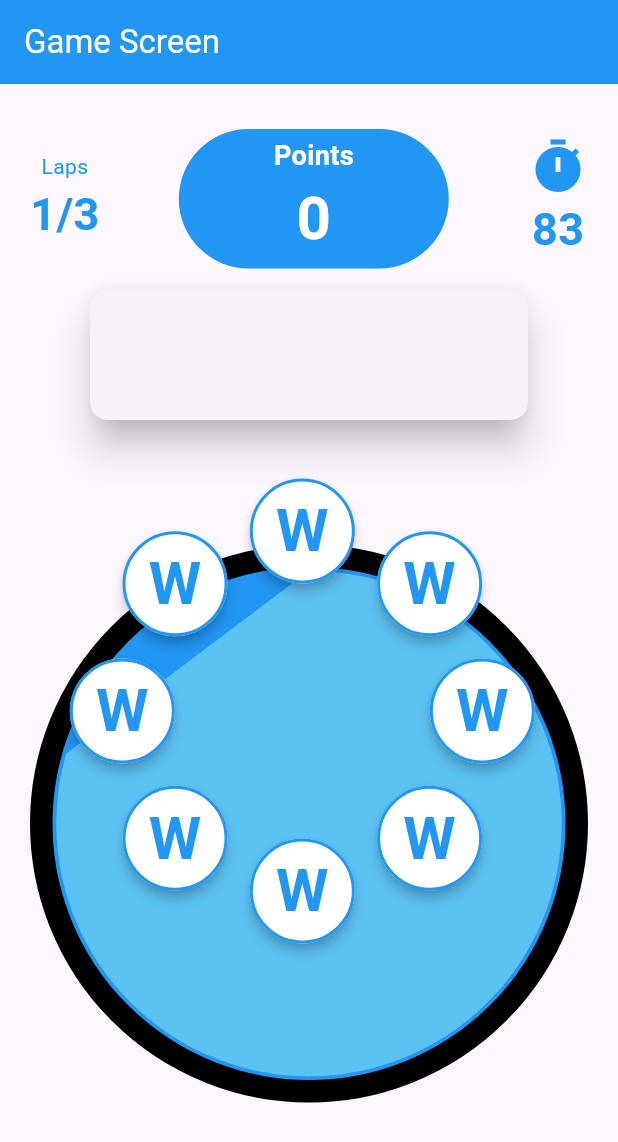
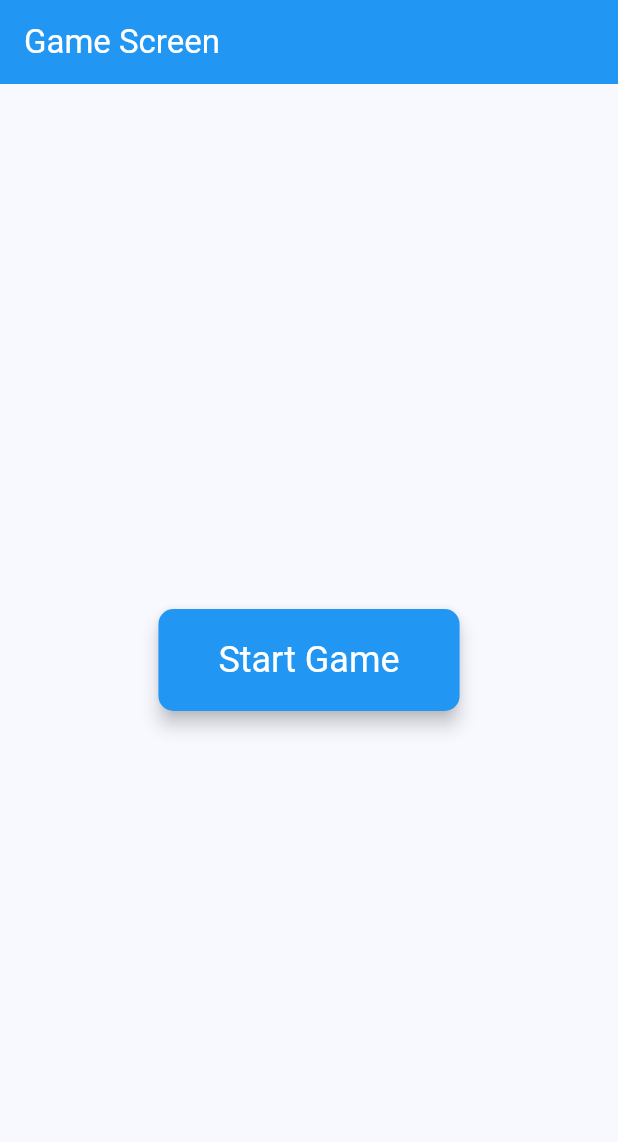
Before and after one commit to Ayush7901/houseparty_app, a Flutter app: the screen it shows after launch, on a phone screen of 412 x 824 dp. Shown: the top 1142 px of the screen. Run offline on Flutter 3.47's test engine with Material 3 defaults, Android fonts, the phone set to English and light mode, and no system bars; missing offline and left inert: dictionaryx.

Commit message:
adds transition screen and point list screen

```diff
--- a/frontend/lib/game/background.dart
+++ b/frontend/lib/game/background.dart
@@ -1,4 +1,3 @@
-import 'dart:async';
 import 'dart:math';
 import 'package:flutter/material.dart';
 
@@ -9,7 +8,7 @@ class TimerArcPainter extends CustomPainter {
 
   @override
   void paint(Canvas canvas, Size size) {
-    final double strokeWidth = 35;
+    const double strokeWidth = 35;
     final double radius = (size.width - strokeWidth) / 2;
     final Offset center = Offset(size.width / 2, size.height / 2);
 
@@ -17,7 +16,7 @@ class TimerArcPainter extends CustomPainter {
       ..color = const Color.fromARGB(255, 92, 194, 242)
       ..style = PaintingStyle.fill; // Changed to fill to create a sector
 
-    final double startAngle = -pi / 2; // Start angle (top center)
+    const double startAngle = -pi / 2; // Start angle (top center)
     final double sweepAngle =
         2 * pi * timerPercentage; // Sweep angle based on timer percentage
 
@@ -28,7 +27,6 @@ class TimerArcPainter extends CustomPainter {
     path.arcTo(Rect.fromCircle(center: center, radius: radius), startAngle,
         sweepAngle, true); // Draw the arc
     path.close(); // Close the path to complete the sector
-
     canvas.drawPath(path, paint); // Draw the sector
   }
 
--- a/frontend/lib/game/points.dart
+++ b/frontend/lib/game/points.dart
@@ -27,7 +27,7 @@ class Points extends StatelessWidget {
           // SizedBox(height: 2), // Add spacing between texts
           Text(
             '$points', // Replace with your points variable
-            style: TextStyle(
+            style: const TextStyle(
               color: Colors.white, // Text color
               fontSize: 40, // Text size
               fontWeight: FontWeight.bold, // Text weight
--- /dev/null
+++ b/frontend/lib/game/start_screen.dart
@@ -0,0 +1,50 @@
+import 'package:flutter/material.dart';
+import './game_screen.dart';
+
+class StartScreen extends StatelessWidget {
+  @override
+  Widget build(BuildContext context) {
+    return Scaffold(
+      appBar: AppBar(
+        title: const Text(
+          'Game Screen',
+          style: TextStyle(color: Colors.white),
+        ),
+        backgroundColor: Colors.blue,
+      ),
+      body: Center(
+        child: Padding(
+          padding: const EdgeInsets.all(16.0),
+          child: ElevatedButton(
+            onPressed: () {
+              // Add your button onPressed logic here
+              Navigator.pushReplacement(
+                context,
+                MaterialPageRoute(builder: (context) => GameScreen()),
+              );
+            },
+            style: ElevatedButton.styleFrom(
+              primary: Colors.blue, // Button background color
+              shape: RoundedRectangleBorder(
+                borderRadius:
+                    BorderRadius.circular(10.0), // Button border radius
+              ),
+              padding: const EdgeInsets.symmetric(
+                  vertical: 20.0, horizontal: 40.0), // Button padding
+              elevation: 5.0, // Button elevation
+              textStyle: const TextStyle(
+                fontSize: 24.0, // Button text size
+              ),
+            ),
+            child: const Text(
+              'Start Game',
+              style: TextStyle(
+                color: Colors.white,
+              ),
+            ), // Button text
+          ),
+        ),
+      ),
+    );
+  }
+}
--- a/frontend/lib/game/timer.dart
+++ b/frontend/lib/game/timer.dart
@@ -1,28 +1,28 @@
 import 'dart:async';
 import 'package:flutter/material.dart';
+import './inputs.dart';
+import './points_screen.dart';
 
 class LapTimer extends StatefulWidget {
   final Function incrementLap;
   final Function getLapCounter;
   final Function setTimerPct;
-  const LapTimer({
-    super.key,
-    required this.incrementLap,
-    required this.getLapCounter,
-    required this.setTimerPct
-  });
+  final Map<String, Input> inputList;
+  const LapTimer(
+      {super.key,
+      required this.incrementLap,
+      required this.getLapCounter,
+      required this.setTimerPct,
+      required this.inputList});
 
   @override
   State<LapTimer> createState() => _LapTimerState();
 }
 
 class _LapTimerState extends State<LapTimer> {
-  @override
-  final interval = const Duration(seconds: 1);
+  // final interval = const Duration(seconds: 1);
   var timerMaxSeconds = 90;
-
   int currentSeconds = 0;
-
   String get timerText =>
       ((timerMaxSeconds - currentSeconds)).toString().padLeft(2, '0');
 
@@ -36,9 +36,14 @@ class _LapTimerState extends State<LapTimer> {
         if (timer.tick >= timerMaxSeconds) {
           if (widget.getLapCounter() == 3) {
             timer.cancel();
+            Navigator.pushReplacement(
+              context,
+              MaterialPageRoute(
+                  builder: (context) =>
+                      PointsScreen(inputList: widget.inputList)),
+            );
           } else {
             widget.incrementLap();
-
             timerMaxSeconds += 90;
           }
         }
--- a/frontend/lib/main.dart
+++ b/frontend/lib/main.dart
@@ -1,6 +1,5 @@
 import 'package:flutter/material.dart';
-
-import './game/game_screen.dart';
+import './game/start_screen.dart';
 
 void main() {
   runApp(const MyApp());
@@ -15,25 +14,10 @@ class MyApp extends StatelessWidget {
     return MaterialApp(
       title: 'Flutter Demo',
       theme: ThemeData(
-        // This is the theme of your application.
-        //
-        // TRY THIS: Try running your application with "flutter run". You'll see
-        // the application has a purple toolbar. Then, without quitting the app,
-        // try changing the seedColor in the colorScheme below to Colors.green
-        // and then invoke "hot reload" (save your changes or press the "hot
-        // reload" button in a Flutter-supported IDE, or press "r" if you used
-        // the command line to start the app).
-        //
-        // Notice that the counter didn't reset back to zero; the application
-        // state is not lost during the reload. To reset the state, use hot
-        // restart instead.
-        //
-        // This works for code too, not just values: Most code changes can be
-        // tested with just a hot reload.
-        colorScheme: ColorScheme.fromSeed(seedColor: Colors.deepPurple),
+        colorScheme: ColorScheme.fromSeed(seedColor: Colors.blue),
         useMaterial3: true,
       ),
-      home: GameScreen()
+      home: StartScreen(),
     );
   }
 }
```
Also changed, not shown: frontend/lib/game/countdown_screen.dart (added, +77 -0 lines), frontend/lib/game/game_screen.dart (+15 -1 lines), frontend/lib/game/inputs.dart (added, +9 -0 lines), frontend/lib/game/points_screen.dart (added, +71 -0 lines).
